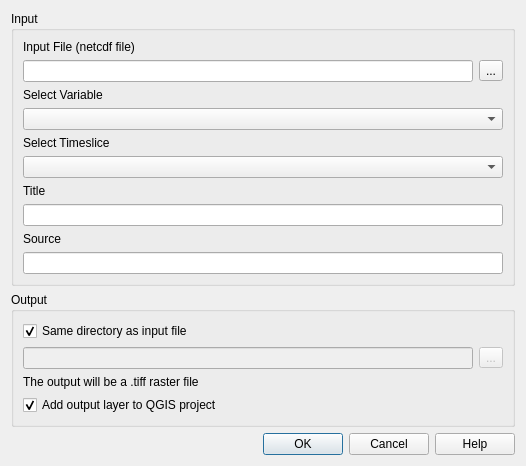
First picture: the form in cdf_converter_dialog_base.ui, repository ivanbusthomi/cdf_converter, before the edit.
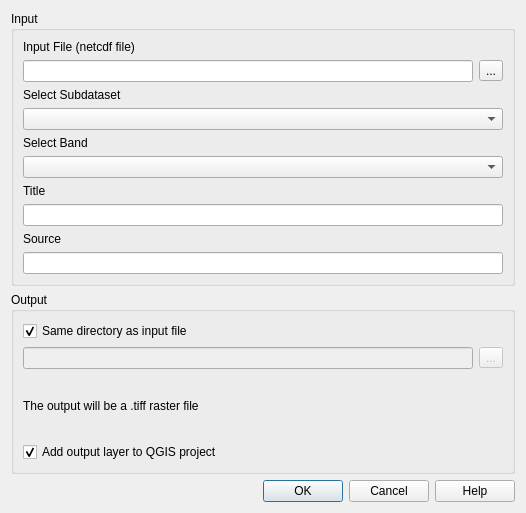
Second picture: the form after the edit.

What changed in the file:
```diff
--- a/cdf_converter_dialog_base.ui
+++ b/cdf_converter_dialog_base.ui
@@ -7,7 +7,7 @@
     <x>0</x>
     <y>0</y>
     <width>526</width>
-    <height>427</height>
+    <height>513</height>
    </rect>
   </property>
   <property name="windowTitle">
@@ -44,7 +44,7 @@
       <item>
        <widget class="QLabel" name="label_2">
         <property name="text">
-         <string>Select Variable</string>
+         <string>Select Subdataset</string>
         </property>
        </widget>
       </item>
@@ -54,7 +54,7 @@
       <item>
        <widget class="QLabel" name="label_3">
         <property name="text">
-         <string>Select Timeslice</string>
+         <string>Select Band</string>
         </property>
        </widget>
       </item>
```
Left out of the diff: 8 changed lines with no effect on the pictures.
